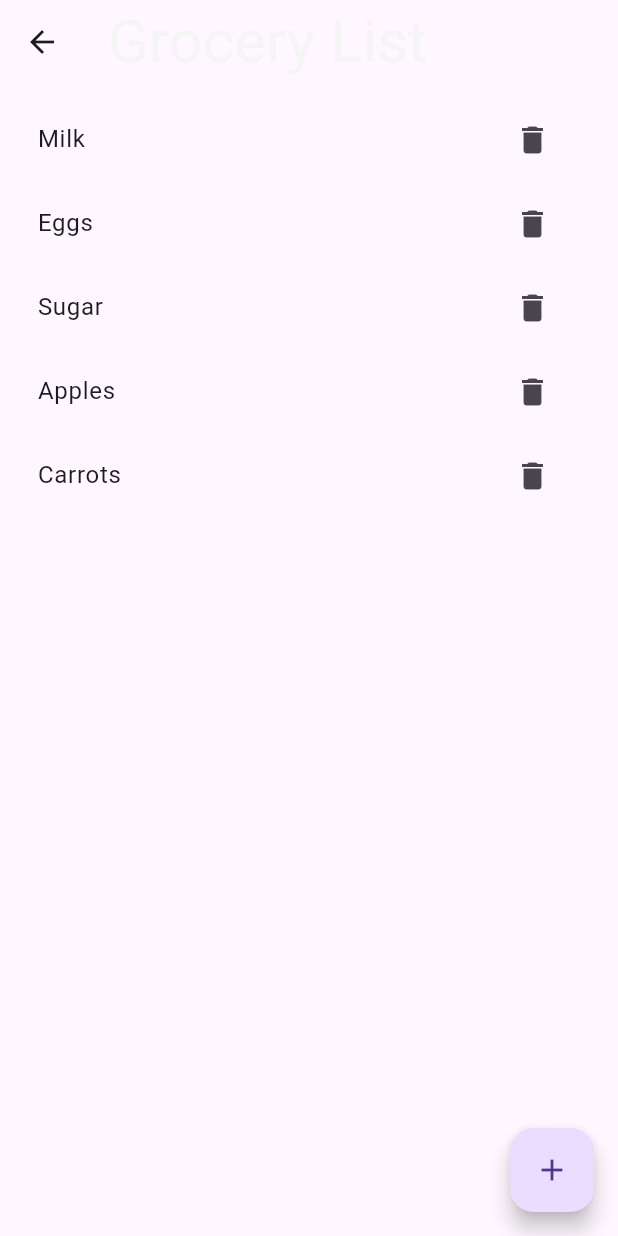
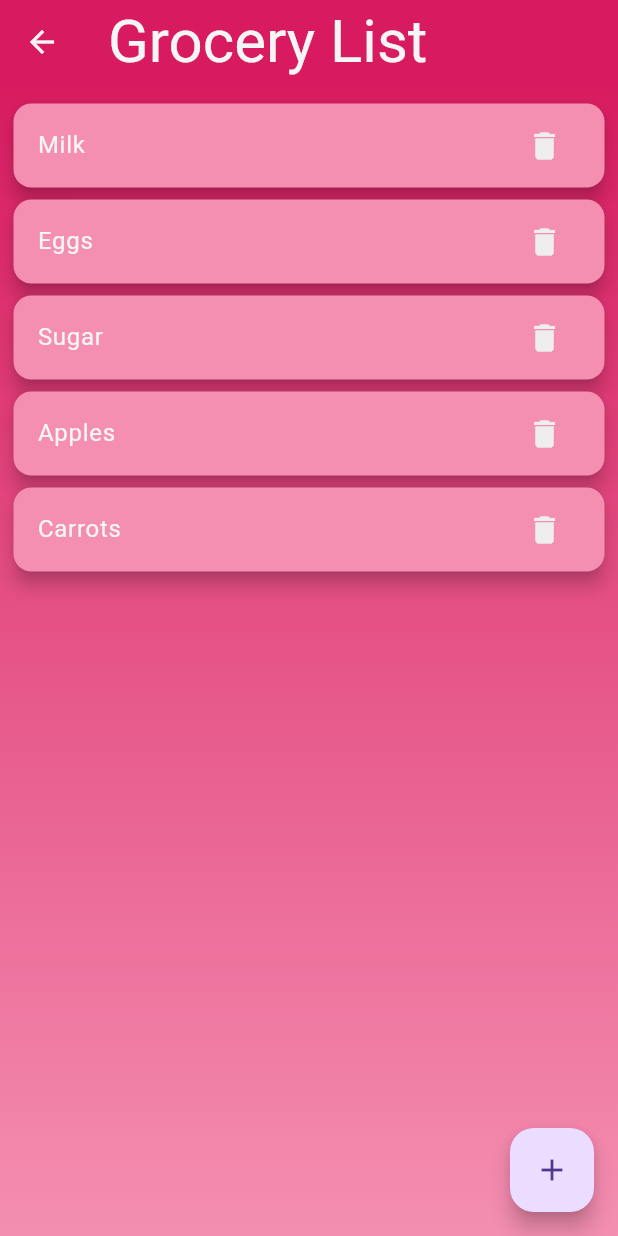
Before and after one commit to Haimenar/grocery_list_helper, a Flutter app: the GroceryListScreen screen opened directly, on a phone screen of 412 x 824 dp. Run offline on Flutter 3.47's test engine with Material 3 defaults, Android fonts, the phone set to English and light mode, and no system bars.

Commit message:
Fixed navigation from main to grocery_list_screen.dart. Added theme and individual cards to items in grocery_list_screen.dart.

```diff
--- a/lib/grocery_list_screen.dart
+++ b/lib/grocery_list_screen.dart
@@ -7,6 +7,7 @@ class GroceryListScreen extends StatelessWidget {
   Widget build(BuildContext context) {
     return Scaffold(
       appBar: AppBar(
+        backgroundColor: Colors.pink[600],
         title: Text(
           "Grocery List",
           style: TextStyle(
@@ -14,19 +15,34 @@ class GroceryListScreen extends StatelessWidget {
             color: Colors.grey[100],
           ),
         ),
-         actions: const <Widget> [
+        iconTheme: IconThemeData(
+          color: Colors.grey[100],
+        ),
+        actions: const <Widget>[
           // IconButton(
-           //   icon:(Icons.search),
+          //   icon: (Icons.search),
           //   onPressed: () {
-           //     //Implement search bar
+          //     // Implement search bar
           //   },
           // )
         ],
       ),
-      body: ShoppingListBody(),
+      body: Container(
+        decoration: BoxDecoration(
+          gradient: LinearGradient(
+            colors: [
+              Colors.pink[600]!, // Dark pink at the top
+              Colors.pink[200]!,  // Lighter pink at the bottom
+            ],
+            begin: Alignment.topCenter,
+            end: Alignment.bottomCenter,
+          ),
+        ),
+        child: ShoppingListBody(),
+      ),
       floatingActionButton: FloatingActionButton(
         onPressed: () {
-        //Implement Later
+          // Implement Later
         },
         tooltip: "Add Item",
         child: const Icon(Icons.add),
@@ -53,19 +69,18 @@ class GroceryListScreen extends StatelessWidget {
           ),
           TextButton(
             onPressed: () {
-                 //Implement Adding the Item to the List
+              // Implement Adding the Item to the List
               Navigator.pop(context);
             },
             child: const Text("Add Item"),
           ),
         ],
       );
-
     },
   );
 }
 
-class ShoppingListBody extends StatelessWidget{
+class ShoppingListBody extends StatelessWidget {
   final List<String> mockItems = [
     "Milk",
     "Eggs",
@@ -77,22 +92,38 @@ class ShoppingListBody extends StatelessWidget{
   ShoppingListBody({super.key});
 
   @override
-  Widget build(BuildContext context){
+  Widget build(BuildContext context) {
     return Padding(
       padding: const EdgeInsets.all(9.0),
       child: ListView.builder(
         itemCount: mockItems.length,
         itemBuilder: (context, index) {
-          return ListTile(
-            title: Text(mockItems[index]),
+          return Card(
+            color: Colors.pink[200],
+            elevation: 5.0,
+            shape: RoundedRectangleBorder(
+              borderRadius: BorderRadius.circular(12),
+            ),
+            margin: const EdgeInsets.symmetric(vertical: 4.0), // Margin between cards
+            child: ListTile(
+              contentPadding: const EdgeInsets.symmetric(horizontal: 16.0), // Padding inside the card
+              title: Text(
+                mockItems[index],
+                style: TextStyle(
+                  color: Colors.grey[100],
+                  fontSize: 16,
+                ),
+              ),
               trailing: IconButton(
                 icon: const Icon(Icons.delete),
+                color: Colors.grey[200],
                 onPressed: () {
-                //Implement Deleting Items
+                  // Implement Deleting Items
                 },
-            )
+              ),
+            ),
           );
-        }
+        },
       ),
     );
   }
```
Also changed, not shown: lib/main.dart (+24 -8 lines). Lines whose indentation alone changed are shown as unchanged.
